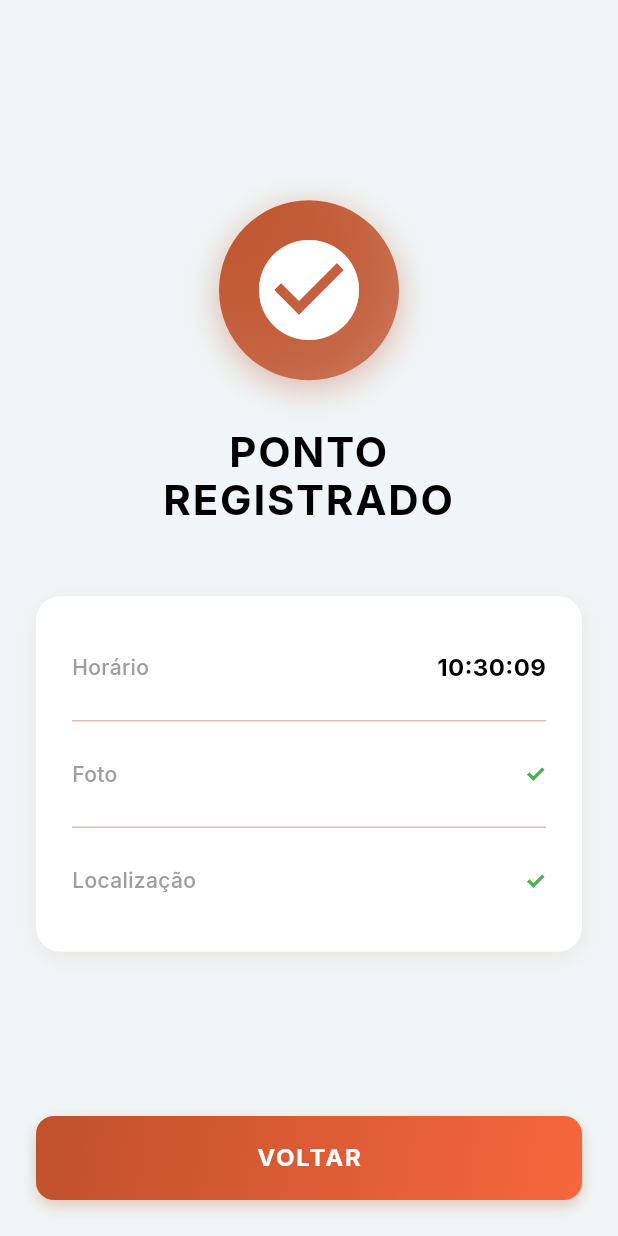
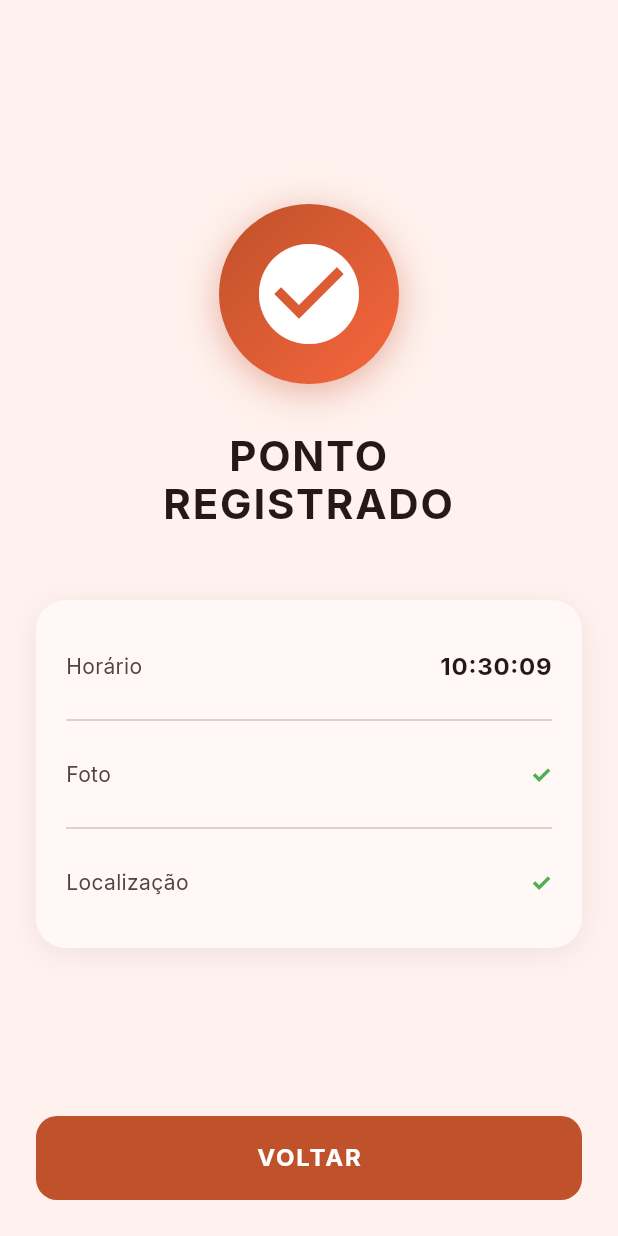
Before and after one commit to AllanMicuanski/PEX-mobile, a Flutter app: the ConfirmacaoScreen screen opened directly, on a phone screen of 412 x 824 dp. Run offline on Flutter 3.47's test engine with Material 3 defaults, Android fonts, the phone set to English and light mode, and no system bars; our stand-ins replace flutter_map, geolocator, image_picker, latlong2, sqflite; accounts and stored records are empty.

Commit message:
feat: restyle map and confirmation, finish dark mode migration
move the map info box and confirmation screen onto AppCard and the color
scheme, then drop the legacy fixed neutrals now that every screen reads
colors from the theme

```diff
--- a/lib/config/theme.dart
+++ b/lib/config/theme.dart
@@ -11,11 +11,6 @@ class SizebayColors {
   static const Color laranja = Color(0xFFFFA726);
   static const Color vermelho = Color(0xFFEF5350);
   static const Color azul = Color(0xFF1E88E5);
-
-  // Neutros legados — em migração para o colorScheme (dark mode).
-  static const Color preto = Color(0xFF000000);
-  static const Color offWhite = Color(0xFFF0F6F7);
-  static const Color cinzaClaro = Color(0xFFF5F5F5);
   static const Color cinzaMedio = Color(0xFF9E9E9E);
 }
 
--- a/lib/screens/confirmacao_screen.dart
+++ b/lib/screens/confirmacao_screen.dart
@@ -1,6 +1,7 @@
 import 'package:flutter/material.dart';
 import 'package:intl/intl.dart';
 import '../config/theme.dart';
+import '../widgets/app_card.dart';
 
 class ConfirmacaoScreen extends StatefulWidget {
   const ConfirmacaoScreen({super.key});
@@ -47,13 +48,11 @@ class _ConfirmacaoScreenState extends State<ConfirmacaoScreen>
     return PopScope(
       canPop: false,
       child: Scaffold(
-        backgroundColor: SizebayColors.offWhite,
         body: Padding(
           padding: const EdgeInsets.all(24),
           child: Column(
             children: [
               const Spacer(),
-              // Ícone animado
               ScaleTransition(
                 scale: _scaleAnimation,
                 child: Container(
@@ -61,11 +60,8 @@ class _ConfirmacaoScreenState extends State<ConfirmacaoScreen>
                   height: 120,
                   decoration: BoxDecoration(
                     shape: BoxShape.circle,
-                    gradient: LinearGradient(
-                      colors: [
-                        SizebayColors.coral,
-                        SizebayColors.coral.withValues(alpha: 0.7),
-                      ],
+                    gradient: const LinearGradient(
+                      colors: [SizebayColors.coral, SizebayColors.coralClaro],
                       begin: Alignment.topLeft,
                       end: Alignment.bottomRight,
                     ),
@@ -90,31 +86,16 @@ class _ConfirmacaoScreenState extends State<ConfirmacaoScreen>
                 ),
               ),
               const SizedBox(height: 32),
-              // Título
               Text(
                 'PONTO\nREGISTRADO',
                 textAlign: TextAlign.center,
-                style: Theme.of(context).textTheme.displayMedium?.copyWith(
-                  fontWeight: FontWeight.bold,
-                  color: SizebayColors.preto,
-                  letterSpacing: 1.2,
-                ),
+                style: Theme.of(
+                  context,
+                ).textTheme.displayMedium?.copyWith(letterSpacing: 1.2),
               ),
               const SizedBox(height: 48),
-              // Card de detalhes
-              Container(
-                padding: const EdgeInsets.all(24),
-                decoration: BoxDecoration(
-                  color: Colors.white,
-                  borderRadius: BorderRadius.circular(16),
-                  boxShadow: [
-                    BoxShadow(
-                      color: SizebayColors.coral.withValues(alpha: 0.1),
-                      blurRadius: 12,
-                      offset: const Offset(0, 4),
-                    ),
-                  ],
-                ),
+              AppCard(
+                padding: const EdgeInsets.all(20),
                 child: Column(
                   children: [
                     _buildDetailRow('Horário', horaFormatada),
@@ -130,43 +111,17 @@ class _ConfirmacaoScreenState extends State<ConfirmacaoScreen>
                 ),
               ),
               const Spacer(),
-              // Botão voltar com gradiente
-              Container(
-                decoration: BoxDecoration(
-                  gradient: const LinearGradient(
-                    colors: [SizebayColors.coral, Color(0xFFF7663D)],
-                    begin: Alignment.topLeft,
-                    end: Alignment.bottomRight,
-                  ),
-                  borderRadius: BorderRadius.circular(12),
-                  boxShadow: [
-                    BoxShadow(
-                      color: SizebayColors.coral.withValues(alpha: 0.3),
-                      blurRadius: 8,
-                      offset: const Offset(0, 4),
-                    ),
-                  ],
-                ),
-                child: SizedBox(
+              SizedBox(
                 width: double.infinity,
                 height: 56,
                 child: ElevatedButton(
                   onPressed: () => Navigator.of(context).pop(),
-                    style: ElevatedButton.styleFrom(
-                      backgroundColor: Colors.transparent,
-                      shadowColor: Colors.transparent,
-                      shape: RoundedRectangleBorder(
-                        borderRadius: BorderRadius.circular(12),
-                      ),
-                    ),
                   child: const Text(
                     'VOLTAR',
                     style: TextStyle(
                       fontSize: 16,
                       fontWeight: FontWeight.w700,
-                        color: Colors.white,
                       letterSpacing: 1.2,
-                      ),
                     ),
                   ),
                 ),
@@ -179,6 +134,7 @@ class _ConfirmacaoScreenState extends State<ConfirmacaoScreen>
   }
 
   Widget _buildDetailRow(String label, String value, {Color? color}) {
+    final scheme = Theme.of(context).colorScheme;
     return Padding(
       padding: const EdgeInsets.symmetric(vertical: 12),
       child: Row(
@@ -186,18 +142,15 @@ class _ConfirmacaoScreenState extends State<ConfirmacaoScreen>
         children: [
           Text(
             label,
-            style: const TextStyle(
-              fontSize: 14,
-              color: SizebayColors.cinzaMedio,
-              fontWeight: FontWeight.w500,
-            ),
+            style: Theme.of(
+              context,
+            ).textTheme.bodyMedium?.copyWith(color: scheme.onSurfaceVariant),
           ),
           Text(
             value,
-            style: TextStyle(
-              fontSize: 16,
+            style: Theme.of(context).textTheme.bodyLarge?.copyWith(
               fontWeight: FontWeight.bold,
-              color: color ?? SizebayColors.preto,
+              color: color ?? scheme.onSurface,
             ),
           ),
         ],
```
Also changed, not shown: lib/screens/mapa_screen.dart (+18 -38 lines). Lines whose indentation alone changed are shown as unchanged.
